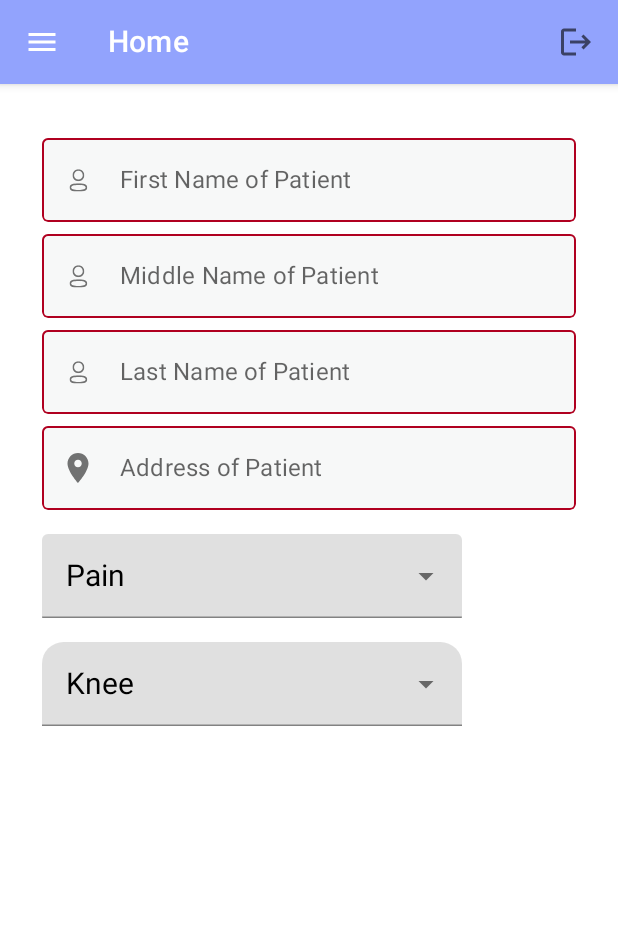
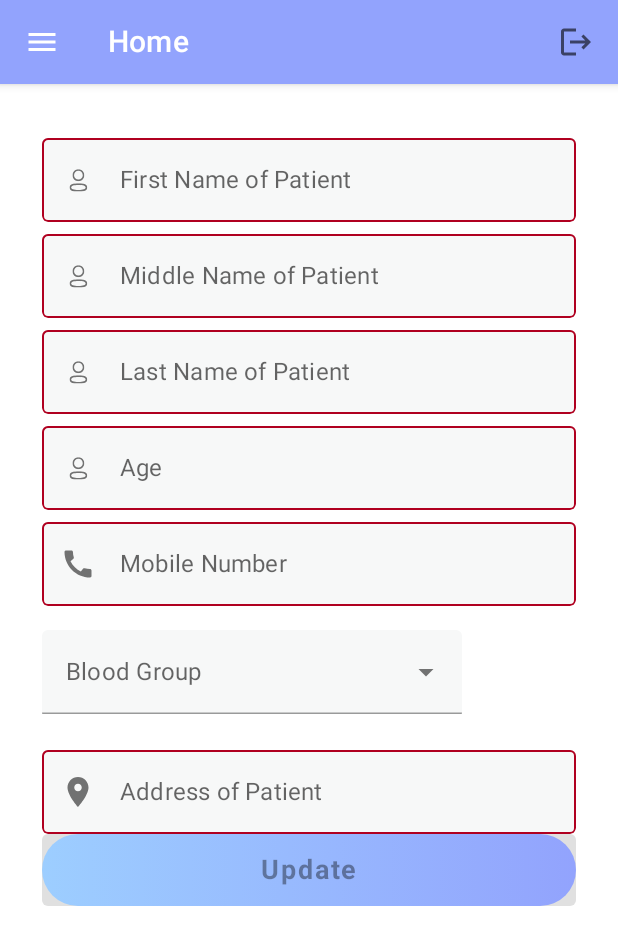
Before and after one commit to manush2312/Dedalus, an Android app built with Jetpack Compose: the screen it shows after launch (MainActivity), on a phone screen of 412 x 824 dp. Shown: the top 945 px of the screen. Run offline under Robolectric (Android 15) with nearby library versions, the phone set to English and light mode, and no system bars; 9 statements that could not run were skipped.

Commit message:
Some Modifications September 9

```diff
--- a/Dedalus_UI/app/build.gradle
+++ b/Dedalus_UI/app/build.gradle
@@ -62,12 +62,15 @@ dependencies {
     // dependency for Data-Layer(View Model)
     implementation("androidx.lifecycle:lifecycle-viewmodel-compose:2.5.1")
 
+    implementation platform('com.google.firebase:firebase-bom:32.2.3')
+
 
 
 
     // for firebase
     implementation platform('com.google.firebase:firebase-bom:31.0.0')
     implementation 'com.google.firebase:firebase-auth-ktx'
+    implementation 'com.google.firebase:firebase-database-ktx:20.2.2'
 
     testImplementation 'junit:junit:4.13.2'
     androidTestImplementation 'androidx.test.ext:junit:1.1.5'
--- a/Dedalus_UI/app/src/main/java/com/example/dedalus_ui/components/AppComponents.kt
+++ b/Dedalus_UI/app/src/main/java/com/example/dedalus_ui/components/AppComponents.kt
@@ -8,6 +8,7 @@ import androidx.compose.foundation.layout.*
 import androidx.compose.foundation.lazy.LazyColumn
 import androidx.compose.foundation.lazy.items
 import androidx.compose.foundation.shape.RoundedCornerShape
+import androidx.compose.foundation.text.BasicTextField
 import androidx.compose.foundation.text.ClickableText
 import androidx.compose.foundation.text.KeyboardActions
 import androidx.compose.foundation.text.KeyboardOptions
@@ -22,6 +23,7 @@ import androidx.compose.runtime.getValue
 import androidx.compose.runtime.mutableStateListOf
 import androidx.compose.runtime.mutableStateOf
 import androidx.compose.runtime.remember
+import androidx.compose.runtime.saveable.rememberSaveable
 import androidx.compose.runtime.setValue
 import androidx.compose.ui.Alignment
 import androidx.compose.ui.Modifier
@@ -514,7 +516,7 @@ fun doctorScreenDropDownAppMenu(parentList : List<String>)
         modifier = Modifier
             .clip(RoundedCornerShape(20))
             .background(Color.White)
-            .padding(top = 16.dp ,bottom = 16.dp),
+            .padding(top = 16.dp, bottom = 16.dp),
         expanded = expandedState,
         onExpandedChange = {
             expandedState = !expandedState
@@ -526,7 +528,14 @@ fun doctorScreenDropDownAppMenu(parentList : List<String>)
                     trailingIcon = {ExposedDropdownMenuDefaults.TrailingIcon(expanded = expandedState)},
                     readOnly = true,
                     textStyle = TextStyle.Default.copy(fontSize = 20.sp),
-                    modifier = Modifier.background(WhiteColor)
+                    modifier = Modifier.background(WhiteColor),
+            colors = TextFieldDefaults.outlinedTextFieldColors(
+                focusedBorderColor = Primary,
+                focusedLabelColor = Primary,
+                cursorColor = Primary,
+                backgroundColor = BgColor
+
+            )
         )
 
 
@@ -588,7 +597,14 @@ fun doctorScreenDropDownAppMenu(parentList : List<String>)
             trailingIcon = {ExposedDropdownMenuDefaults.TrailingIcon(expanded = expandedStateChild)},
             readOnly = true,
             textStyle = TextStyle.Default.copy(fontSize = 20.sp),
-            modifier = Modifier.background(WhiteColor)
+            modifier = Modifier.background(WhiteColor),
+            colors = TextFieldDefaults.outlinedTextFieldColors(
+                focusedBorderColor = Primary,
+                focusedLabelColor = Primary,
+                cursorColor = Primary,
+                backgroundColor = BgColor
+
+            )
         )
 
 
@@ -660,3 +676,116 @@ fun TextForAddressField(labelValue:String, painterResource: Painter, onTextSelec
     )
 
 }
+
+
+@Composable
+fun NumberComponent(labelValue:String, painterResource: Painter, onTextSelected: (String) -> Unit,
+                        errorStatus : Boolean = false
+){
+
+    val textValue = remember{   // remember function --> remembers the last value entered by the user
+        mutableStateOf("")
+    }
+    OutlinedTextField(
+        modifier = Modifier
+            .fillMaxWidth()
+            .clip(componentShapes.small),
+        label = { Text(text = labelValue) },
+        colors = TextFieldDefaults.outlinedTextFieldColors(
+            focusedBorderColor = Primary,
+            focusedLabelColor = Primary,
+            cursorColor = Primary,
+            backgroundColor = BgColor
+
+        ),
+        // for adding "NEXT" button in our keyboard
+        keyboardOptions = KeyboardOptions(keyboardType = KeyboardType.Number, imeAction = ImeAction.Next),
+        singleLine = true,    // for adding "NEXT" button in our keyboard
+        maxLines = 1 ,     // for adding "NEXT" button in our keyboard
+
+        value = textValue.value,
+        onValueChange ={     // whenever user enter anything onValueChange will trigger
+            textValue.value = it
+            onTextSelected(it)
+        },
+        leadingIcon = {
+            Icon(painter = painterResource, contentDescription = "")
+        },
+        isError = !errorStatus
+    )
+
+}
+
+
+
+@OptIn(ExperimentalMaterialApi::class)
+@Composable
+fun DropDownAppMenu(placeholderList : String, parentList : List<String>)
+{
+
+    var expandedState by remember { mutableStateOf(false) }
+    var selectedOption by remember { mutableStateOf("") }
+    var mContext = LocalContext.current
+
+
+
+    ExposedDropdownMenuBox(
+        modifier = Modifier
+            .clip(RoundedCornerShape(20))
+            //.background()
+            .padding(top = 16.dp, bottom = 16.dp),
+        expanded = expandedState,
+        onExpandedChange = {
+            expandedState = !expandedState
+        },
+    )
+    {
+
+        TextField(value = selectedOption, onValueChange = {},
+            placeholder = { Text(placeholderList) },
+            trailingIcon = {ExposedDropdownMenuDefaults.TrailingIcon(expanded = expandedState)},
+            readOnly = true,
+            textStyle = TextStyle.Default.copy(fontSize = 20.sp),
+            modifier = Modifier.background(Color.White),
+            colors = TextFieldDefaults.outlinedTextFieldColors(
+                focusedBorderColor = Primary,
+                focusedLabelColor = Primary,
+                cursorColor = Primary,
+                backgroundColor = BgColor
+
+            )
+        )
+
+
+        ExposedDropdownMenu(
+            expanded = expandedState,
+            onDismissRequest = { expandedState = false },
+            modifier = Modifier
+                .clip(RoundedCornerShape(20))
+                .background(Color.White)
+        ) {
+
+            parentList.forEach{
+                    eachoption -> DropdownMenuItem(onClick = {
+                selectedOption = eachoption
+                expandedState = false
+                Toast.makeText(mContext, ""+selectedOption, Toast.LENGTH_SHORT).show()
+
+
+
+            }) {
+                Text(text = eachoption, fontSize = 20.sp)
+            }
+            }
+
+        }
+
+    }
+
+
+
+
+
+
+
+}
--- a/Dedalus_UI/app/src/main/java/com/example/dedalus_ui/components/data/DoctorSelection/DoctorSelectionUIEvent.kt
+++ b/Dedalus_UI/app/src/main/java/com/example/dedalus_ui/components/data/DoctorSelection/DoctorSelectionUIEvent.kt
@@ -8,6 +8,9 @@ sealed class DoctorSelectionUIEvent {
     data class MiddleNameChanged(val middlename : String) : DoctorSelectionUIEvent()
     data class LastNameChanged(val lastname : String) : DoctorSelectionUIEvent()
     data class AddressChanged(val address : String) : DoctorSelectionUIEvent()
+    data class PhoneNumberChanged(val phoneNumber : String) : DoctorSelectionUIEvent()
+    data class AgeChanged(val age : String) : DoctorSelectionUIEvent()
 
 
+    object UpdateButtonClicked : DoctorSelectionUIEvent()
 }
--- a/Dedalus_UI/app/src/main/java/com/example/dedalus_ui/components/data/DoctorSelection/DoctorSelectionUIState.kt
+++ b/Dedalus_UI/app/src/main/java/com/example/dedalus_ui/components/data/DoctorSelection/DoctorSelectionUIState.kt
@@ -6,12 +6,16 @@ data class DoctorSelectionUIState (
     var middlename : String = "",
     var lastname : String = "",
     var address : String = "",
+    var phoneNumber : String = "",
+    var age : String = "",
 
 
     var firstnameError : Boolean = false,
     var middlenameError : Boolean = false,
     var lastnameError : Boolean = false,
-    var addressError : Boolean = false
+    var addressError : Boolean = false,
+    var phoneNumberError : Boolean = false,
+    var ageError : Boolean = false
 
 
 )
--- a/Dedalus_UI/app/src/main/java/com/example/dedalus_ui/screens/DoctorSelectionScreen.kt
+++ b/Dedalus_UI/app/src/main/java/com/example/dedalus_ui/screens/DoctorSelectionScreen.kt
@@ -20,6 +20,7 @@ import com.example.dedalus_ui.R
 import com.example.dedalus_ui.components.*
 import com.example.dedalus_ui.components.data.DoctorSelection.DoctorScreenViewModel
 import com.example.dedalus_ui.components.data.DoctorSelection.DoctorSelectionUIEvent
+import com.example.dedalus_ui.components.data.SignUp.SignUpUIEvent
 import kotlinx.coroutines.launch
 
 @Composable
@@ -93,6 +94,30 @@ fun DoctorSelectionScreen(doctorViewModel: DoctorScreenViewModel = viewModel()){
                     errorStatus = doctorViewModel.doctorSelectionUIState.value.lastnameError
                 )
 
+                NumberComponent(
+                    labelValue = stringResource(R.string.age),
+                    painterResource(id = R.drawable.profile),
+                    onTextSelected = {
+                        doctorViewModel.onEvent(DoctorSelectionUIEvent.AgeChanged(it))
+                    },
+                    errorStatus = doctorViewModel.doctorSelectionUIState.value.ageError
+                )
+
+                NumberComponent(
+                    labelValue = stringResource(R.string.mobile_number),
+                    painterResource(id = R.drawable.phonecall),
+                    onTextSelected = {
+                        doctorViewModel.onEvent(DoctorSelectionUIEvent.PhoneNumberChanged(it))
+                    },
+                    errorStatus = doctorViewModel.doctorSelectionUIState.value.phoneNumberError
+                )
+
+                val bloodGroup = listOf<String>("A+", "A-", "B+", "B-", "O+", "O-", "AB+", "AB-")
+                DropDownAppMenu(placeholderList = stringResource(R.string.blood_group), bloodGroup)
+
+
+
+
                 TextForAddressField(
                     labelValue = stringResource(R.string.enter_address_of_patient),
                     painterResource(id = R.drawable.location),
@@ -102,9 +127,18 @@ fun DoctorSelectionScreen(doctorViewModel: DoctorScreenViewModel = viewModel()){
                     errorStatus = doctorViewModel.doctorSelectionUIState.value.addressError
                 )
 
-                val category = listOf("Pain", "Infected")
-                val affected_part = listOf("Knee Pain", "Back Pain", "Shoulder Pain", "Stomach Pain")
-                doctorScreenDropDownAppMenu(parentList = category)
+
+                ButtonComponent(value = stringResource(id = R.string.update),
+                    onButtonClicked = {    // we will invoke this function whenever we click the button
+                        doctorViewModel.onEvent(DoctorSelectionUIEvent.UpdateButtonClicked)
+
+                    },
+                    isEnabled = doctorViewModel.allValidationsPassed.value
+                )
+
+//                val category = listOf("Pain", "Infected")
+//                val affected_part = listOf("Knee Pain", "Back Pain", "Shoulder Pain", "Stomach Pain")
+//                doctorScreenDropDownAppMenu(parentList = category)
 
 
             }
--- /dev/null
+++ b/Dedalus_UI/app/src/main/res/drawable/phonecall.xml
@@ -0,0 +1,5 @@
+<vector android:alpha="0.99" android:height="24dp"
+    android:tint="#000000" android:viewportHeight="24"
+    android:viewportWidth="24" android:width="24dp" xmlns:android="http://schemas.android.com/apk/res/android">
+    <path android:fillColor="@android:color/white" android:pathData="M20.01,15.38c-1.23,0 -2.42,-0.2 -3.53,-0.56 -0.35,-0.12 -0.74,-0.03 -1.01,0.24l-1.57,1.97c-2.83,-1.35 -5.48,-3.9 -6.89,-6.83l1.95,-1.66c0.27,-0.28 0.35,-0.67 0.24,-1.02 -0.37,-1.11 -0.56,-2.3 -0.56,-3.53 0,-0.54 -0.45,-0.99 -0.99,-0.99H4.19C3.65,3 3,3.24 3,3.99 3,13.28 10.73,21 20.01,21c0.71,0 0.99,-0.63 0.99,-1.18v-3.45c0,-0.54 -0.45,-0.99 -0.99,-0.99z"/>
+</vector>
--- a/Dedalus_UI/app/src/main/res/values/strings.xml
+++ b/Dedalus_UI/app/src/main/res/values/strings.xml
@@ -24,4 +24,8 @@
     <string name="enter_middle_name_of_patient"> Middle Name of Patient</string>
     <string name="enter_last_name_of_patient"> Last Name of Patient</string>
     <string name="enter_address_of_patient"> Address of Patient</string>
+    <string name="mobile_number">Mobile Number</string>
+    <string name="age">Age</string>
+    <string name="blood_group">Blood Group</string>
+    <string name="update">Update</string>
 </resources>
--- a/Dedalus_UI/build.gradle
+++ b/Dedalus_UI/build.gradle
@@ -1,6 +1,9 @@
 buildscript {
     ext {
         compose_ui_version = '1.2.0'
+    }
+    dependencies {
+        classpath 'com.google.gms:google-services:4.3.15'
     }
 }// Top-level build file where you can add configuration options common to all sub-projects/modules.
 plugins {
```
Also changed, not shown: Dedalus_UI/app/src/main/java/com/example/dedalus_ui/components/data/DoctorSelection/DoctorScreenViewModel.kt (+63 -2 lines), Dedalus_UI/app/src/main/java/com/example/dedalus_ui/components/data/DoctorSelection/PatientDetails.kt (added, +11 -0 lines), Dedalus_UI/app/src/main/java/com/example/dedalus_ui/components/data/Rules/Validator.kt (+12 -0 lines).
